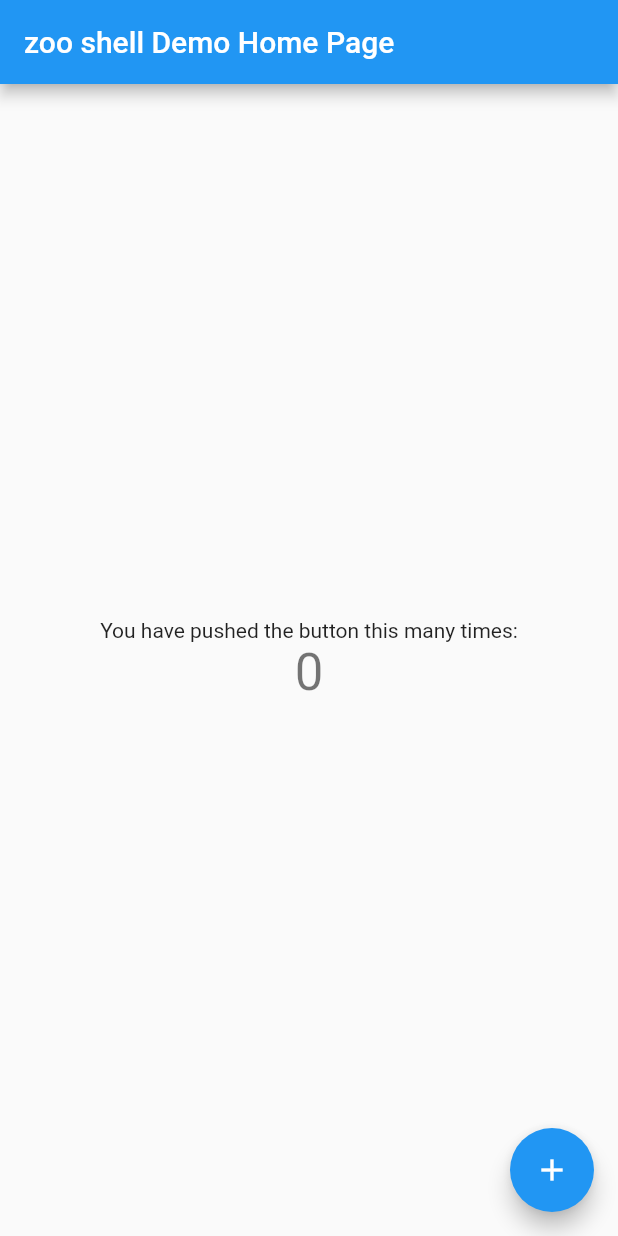
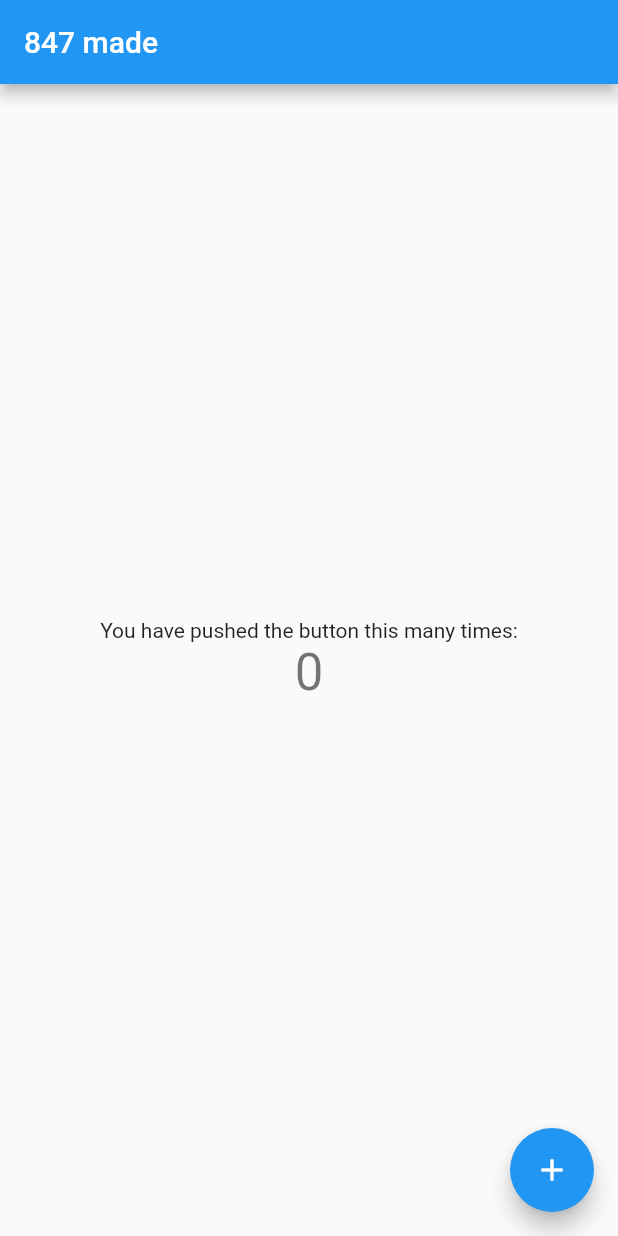
Before and after one commit to taojigu/zoo_shell_router, a Flutter app: the screen it shows after launch, on a phone screen of 412 x 824 dp. Run offline on Flutter 3.47's test engine with Material 2 defaults, Android fonts, the phone set to English and light mode, and no system bars; missing offline and left inert: tiger_flutter_package.

Commit message:
添加细节

```diff
--- a/lib/main.dart
+++ b/lib/main.dart
@@ -40,7 +40,7 @@ class MyApp extends StatelessWidget {
         // is not restarted.
         primarySwatch: Colors.blue,
       ),
-      home: MyHomePage(title: 'zoo shell Demo Home Page'),
+      home: MyHomePage(title: '847 made'),
     );
   }
 }
```
Also changed, not shown: 3 other files.
